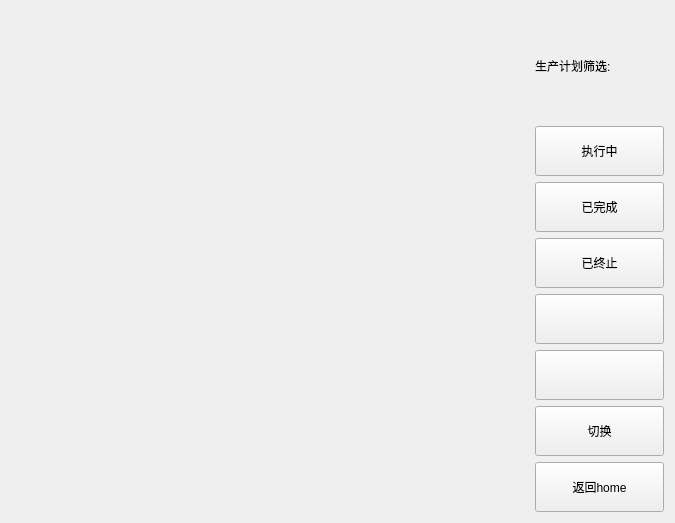
wangxu989/QTcheck-worker, file createtab/program2.ui: the form before one commit.
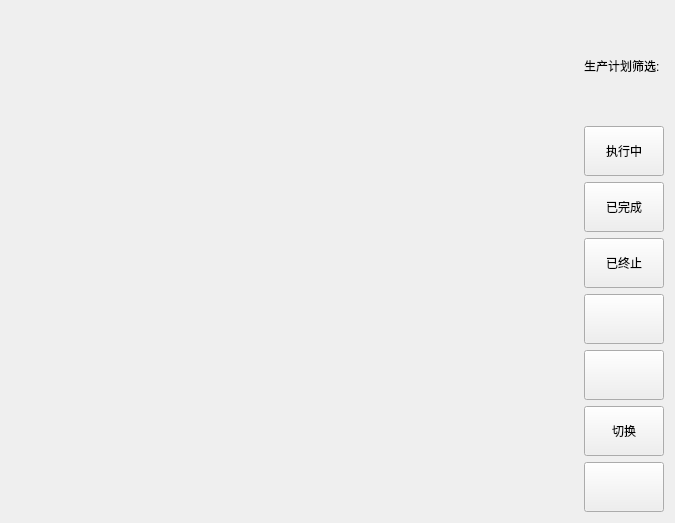
The form after the commit. Icons and pictures are not drawn.

The edit to the form file:
```diff
--- a/createtab/program2.ui
+++ b/createtab/program2.ui
@@ -13,16 +13,9 @@
   <property name="windowTitle">
    <string>Form</string>
   </property>
-  <layout class="QHBoxLayout" name="horizontalLayout_2" stretch="4,1">
+  <layout class="QHBoxLayout" name="horizontalLayout_2" stretch="8,1">
    <item>
-    <widget class="QWidget" name="widget" native="true">
-     <property name="minimumSize">
-      <size>
-       <width>0</width>
-       <height>60</height>
-      </size>
-     </property>
-    </widget>
+    <widget class="QWidget" name="widget" native="true"/>
    </item>
    <item>
     <layout class="QVBoxLayout" name="verticalLayout" stretch="1,1,1,1,1,1,1,1">
@@ -173,7 +166,17 @@
         </size>
        </property>
        <property name="text">
-        <string>返回home</string>
+        <string/>
+       </property>
+       <property name="icon">
+        <iconset resource="img.qrc">
+         <normaloff>:/new/prefix1/img/exit.png</normaloff>:/new/prefix1/img/exit.png</iconset>
+       </property>
+       <property name="iconSize">
+        <size>
+         <width>30</width>
+         <height>30</height>
+        </size>
        </property>
       </widget>
      </item>
```
Left out of the diff: 4 changed lines with no effect on the pictures.
